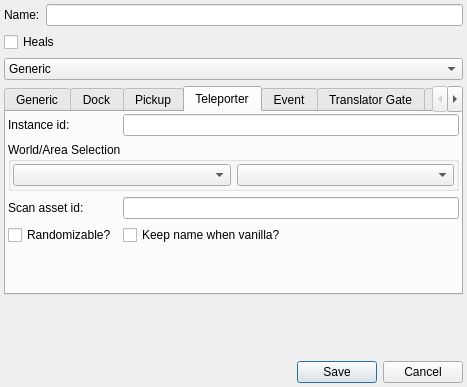
Old version of the form randovania/gui/ui_files/node_details_popup.ui in the repository randovania/randovania.
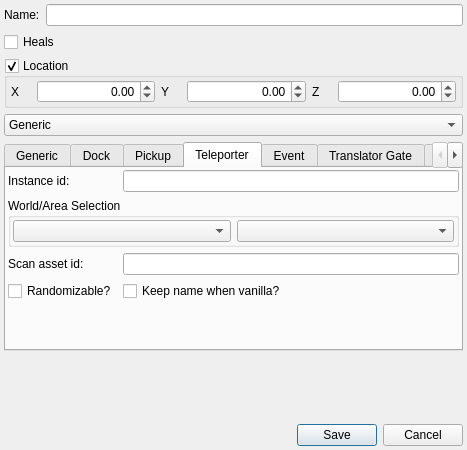
New version of the form.

Commit message: Fix Node creations

What changed in the file:
```diff
--- a/randovania/gui/ui_files/node_details_popup.ui
+++ b/randovania/gui/ui_files/node_details_popup.ui
@@ -7,7 +7,7 @@
     <x>0</x>
     <y>0</y>
     <width>467</width>
-    <height>387</height>
+    <height>450</height>
    </rect>
   </property>
   <property name="sizePolicy">
@@ -65,6 +65,129 @@
      </property>
     </widget>
    </item>
+   <item>
+    <widget class="QGroupBox" name="location_group">
+     <property name="title">
+      <string>Location</string>
+     </property>
+     <property name="checkable">
+      <bool>true</bool>
+     </property>
+     <property name="checked">
+      <bool>true</bool>
+     </property>
+     <layout class="QHBoxLayout" name="location_layout">
+      <property name="leftMargin">
+       <number>4</number>
+      </property>
+      <property name="topMargin">
+       <number>2</number>
+      </property>
+      <property name="rightMargin">
+       <number>4</number>
+      </property>
+      <property name="bottomMargin">
+       <number>2</number>
+      </property>
+      <item>
+       <widget class="QLabel" name="location_x_label">
+        <property name="sizePolicy">
+         <sizepolicy hsizetype="Fixed" vsizetype="Preferred">
+          <horstretch>0</horstretch>
+          <verstretch>0</verstretch>
+         </sizepolicy>
+        </property>
+        <property name="minimumSize">
+         <size>
+          <width>20</width>
+          <height>0</height>
+         </size>
+        </property>
+        <property name="text">
+         <string>X</string>
+        </property>
+       </widget>
+      </item>
+      <item>
+       <widget class="QDoubleSpinBox" name="location_x_spin">
+        <property name="alignment">
+         <set>Qt::AlignRight|Qt::AlignTrailing|Qt::AlignVCenter</set>
+        </property>
+        <property name="minimum">
+         <double>-999.990000000000009</double>
+        </property>
+        <property name="maximum">
+         <double>999.990000000000009</double>
+        </property>
+       </widget>
+      </item>
+      <item>
+       <widget class="QLabel" name="location_y_label">
+        <property name="sizePolicy">
+         <sizepolicy hsizetype="Fixed" vsizetype="Preferred">
+          <horstretch>0</horstretch>
+          <verstretch>0</verstretch>
+         </sizepolicy>
+        </property>
+        <property name="minimumSize">
+         <size>
+          <width>20</width>
+          <height>0</height>
+         </size>
+        </property>
+        <property name="text">
+         <string>Y</string>
+        </property>
+       </widget>
+      </item>
+      <item>
+       <widget class="QDoubleSpinBox" name="location_y_spin">
+        <property name="alignment">
+         <set>Qt::AlignRight|Qt::AlignTrailing|Qt::AlignVCenter</set>
+        </property>
+        <property name="minimum">
+         <double>-999.990000000000009</double>
+        </property>
+        <property name="maximum">
+         <double>999.990000000000009</double>
+        </property>
+       </widget>
+      </item>
+      <item>
+       <widget class="QLabel" name="location_z_label">
+        <property name="sizePolicy">
+         <sizepolicy hsizetype="Fixed" vsizetype="Preferred">
+          <horstretch>0</horstretch>
+          <verstretch>0</verstretch>
+         </sizepolicy>
+        </property>
+        <property name="minimumSize">
+         <size>
+          <width>20</width>
+          <height>0</height>
+         </size>
+        </property>
+        <property name="text">
+         <string>Z</string>
+        </property>
+       </widget>
+      </item>
+      <item>
+       <widget class="QDoubleSpinBox" name="location_z_spin">
+        <property name="alignment">
+         <set>Qt::AlignRight|Qt::AlignTrailing|Qt::AlignVCenter</set>
+        </property>
+        <property name="minimum">
+         <double>-999.990000000000009</double>
+        </property>
+        <property name="maximum">
+         <double>999.990000000000009</double>
+        </property>
+       </widget>
+      </item>
+     </layout>
+    </widget>
+   </item>
    <item>
     <widget class="QComboBox" name="node_type_combo">
      <item>
```
The commit also changes 8 other files.
